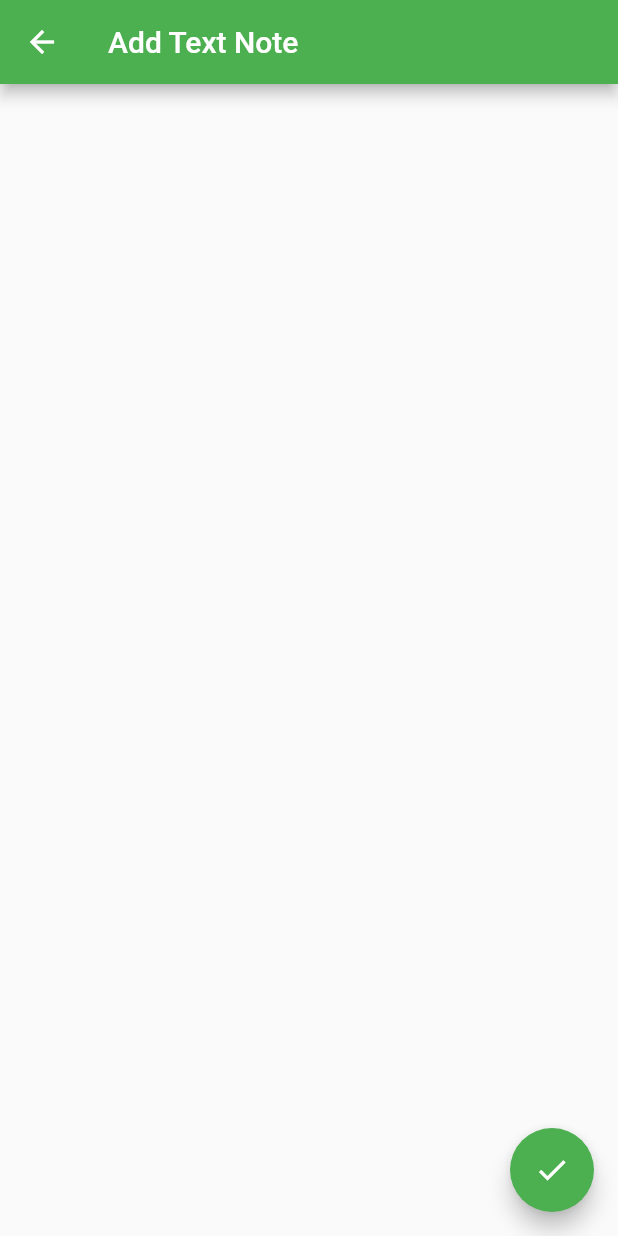
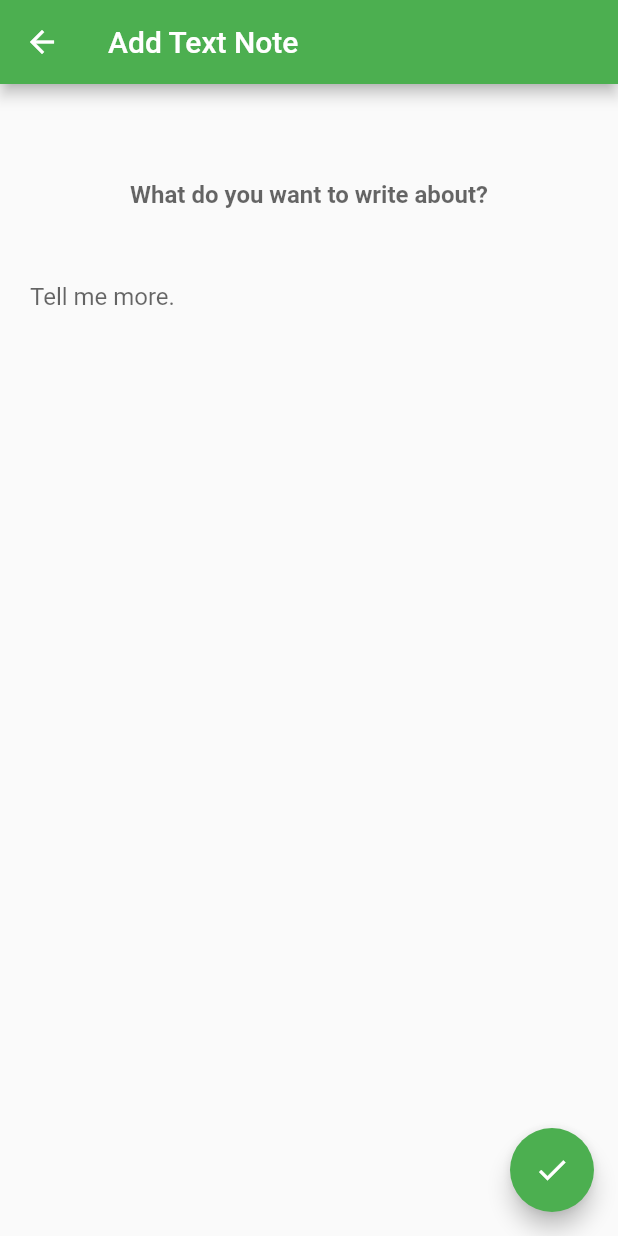
Before and after one commit to gorkhali125/flutter_diary, a Flutter app: the AddTextNote screen opened by its route, on a phone screen of 412 x 824 dp. Run offline on Flutter 3.47's test engine with Material 2 defaults, Android fonts, the phone set to English and light mode, and no system bars.

Commit message:
Add form fields and a save button

```diff
--- a/lib/form/add_text_note.dart
+++ b/lib/form/add_text_note.dart
@@ -17,6 +17,49 @@ class _AddTextNoteState extends State<AddTextNote> {
   Widget build(BuildContext context) {
     return Scaffold(
       appBar: new AppBar(title: new Text('Add Text Note')),
+      body: SafeArea(
+        child: Container(
+          padding: EdgeInsets.only(left: 20, right: 20, bottom: 10),
+          child: ListView(
+            children: <Widget>[
+              Theme(
+                data: ThemeData(
+                  highlightColor: Colors.transparent,
+                  splashColor: Colors.transparent,
+                  inputDecorationTheme:
+                      InputDecorationTheme(border: InputBorder.none),
+                ),
+                child: Form(
+                  key: _addTextNoteFormKey,
+                  child: Column(
+                    children: <Widget>[
+                      SizedBox(height: 50),
+                      Padding(
+                        padding: EdgeInsets.only(bottom: 20.0),
+                        child: TextFormField(
+                          keyboardType: TextInputType.multiline,
+                          minLines: 1,
+                          maxLines: 2,
+                          style: TextStyle(fontWeight: FontWeight.bold),
+                          textAlign: TextAlign.center,
+                          decoration: InputDecoration(
+                            hintText: 'What do you want to write about?',
+                          ),
+                        ),
+                      ),
+                      TextFormField(
+                        keyboardType: TextInputType.multiline,
+                        maxLines: null,
+                        decoration: InputDecoration(hintText: 'Tell me more.'),
+                      ),
+                    ],
+                  ),
+                ),
+              )
+            ],
+          ),
+        ),
+      ),
       floatingActionButton: FloatingActionButton(
         onPressed: () {
           _handleAddTextNote();
```
